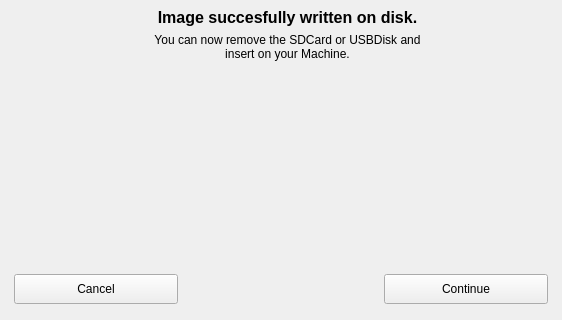
calaos/calaos_installer, file machine_creator/mainwindow.ui: the form before one commit; both pictures show x 0 to 562 and y 201 to 521 of the 562 by 521 pixel window.
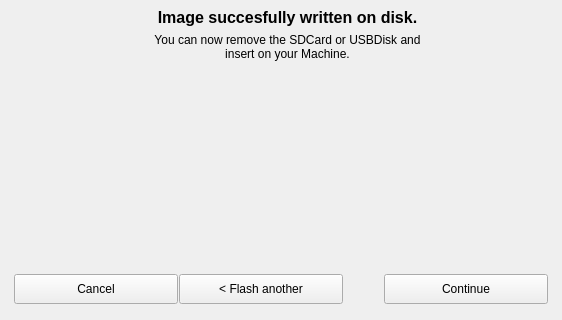
The form after the commit. Icons and pictures are not drawn.

Commit message: add restart button

```diff
--- a/machine_creator/mainwindow.ui
+++ b/machine_creator/mainwindow.ui
@@ -540,6 +540,31 @@
          </property>
         </widget>
        </item>
+       <item>
+        <widget class="QPushButton" name="restartButton">
+         <property name="enabled">
+          <bool>true</bool>
+         </property>
+         <property name="sizePolicy">
+          <sizepolicy hsizetype="Fixed" vsizetype="Fixed">
+           <horstretch>0</horstretch>
+           <verstretch>0</verstretch>
+          </sizepolicy>
+         </property>
+         <property name="minimumSize">
+          <size>
+           <width>164</width>
+           <height>30</height>
+          </size>
+         </property>
+         <property name="text">
+          <string>&lt; Flash another</string>
+         </property>
+         <property name="class" stdset="0">
+          <string>buttonStyled</string>
+         </property>
+        </widget>
+       </item>
        <item>
         <spacer name="horizontalSpacer">
          <property name="orientation">
```
The commit also changes 2 other files.
